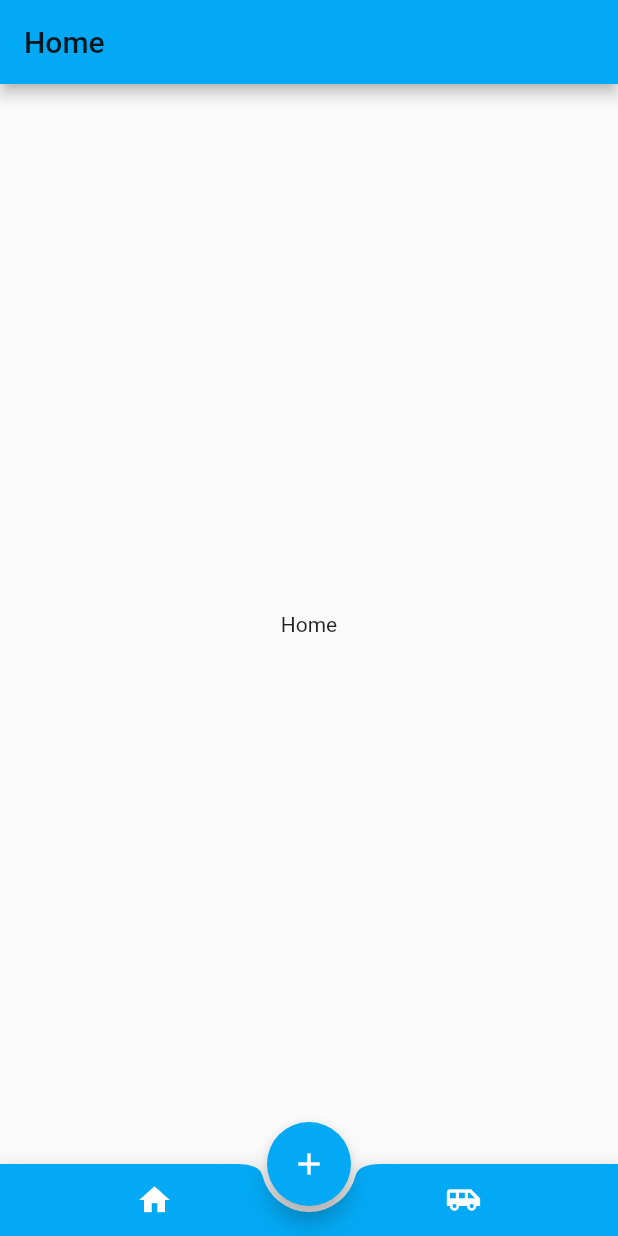
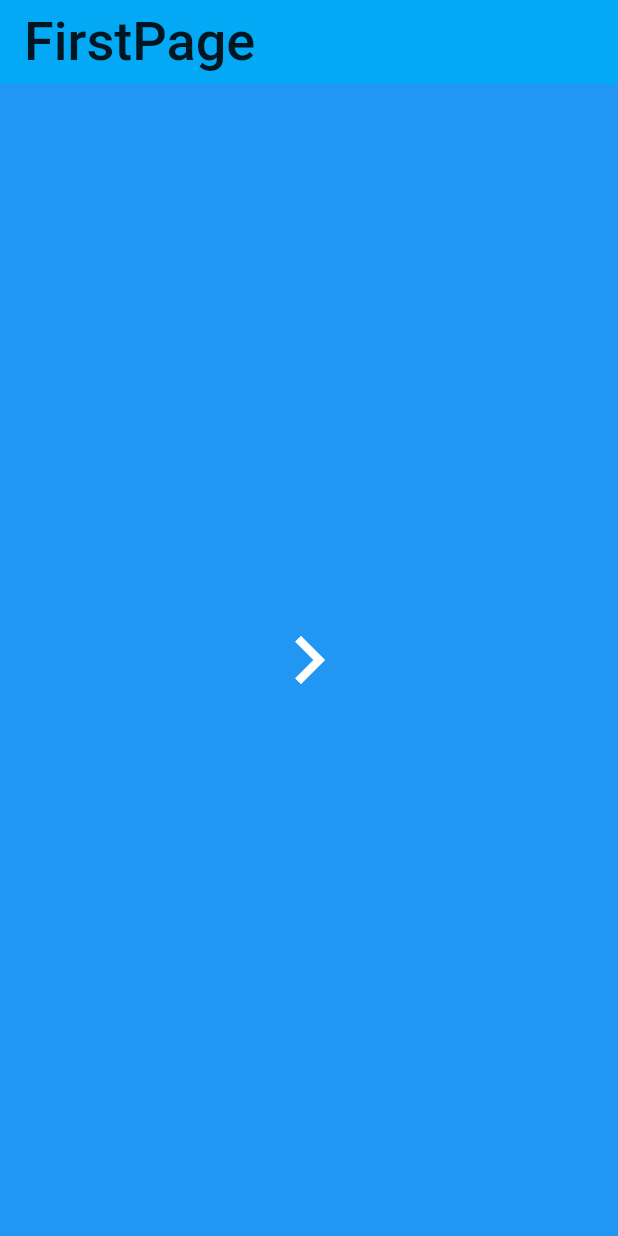
Before and after one commit to zengjunxiang/flutter_demo, a Flutter app: the screen it shows after launch, on a phone screen of 412 x 824 dp. Run offline on Flutter 3.47's test engine with Material 2 defaults, Android fonts, the phone set to English and light mode, and no system bars.

Commit message:
页面跳转是基本的路由效果，没有特效的实现

```diff
--- a/lib/main.dart
+++ b/lib/main.dart
@@ -1,9 +1,10 @@
 import 'package:flutter/material.dart';
-import 'package:flutter_demo/page/bottom/airplaypage.dart';
-import 'package:flutter_demo/page/bottom/categorypage.dart';
-import 'package:flutter_demo/page/bottom/emailpage.dart';
-import 'package:flutter_demo/page/bottom/homepage.dart';
-import 'package:flutter_demo/page/bottom_appbar_demo.dart';
+import 'package:flutter_demo/page/lrregularbuttom/bottom_appbar_demo.dart';
+import 'package:flutter_demo/page/rulebottom/airplaypage.dart';
+import 'package:flutter_demo/page/rulebottom/categorypage.dart';
+import 'package:flutter_demo/page/rulebottom/emailpage.dart';
+import 'package:flutter_demo/page/rulebottom/homepage.dart';
+import 'package:flutter_demo/page/pages.dart';
 
 void main() => runApp(MyApp());
 
@@ -14,7 +15,7 @@ class MyApp extends StatelessWidget {
     return MaterialApp(
       title: '底部导航的制作',
       // home: BottomNaivgationWidget(),
-      home: BottomAppBarDemo(),
+      home: FisrtPage(),
 
       theme: ThemeData(
         primarySwatch: Colors.lightBlue,
--- a/lib/page/bottom_appbar_demo.dart
+++ b/lib/page/lrregularbuttom/bottom_appbar_demo.dart
@@ -1,5 +1,5 @@
 import 'package:flutter/material.dart';
-import 'each_view.dart';
+import 'package:flutter_demo/page/lrregularbuttom/each_view.dart';
 
 
 class BottomAppBarDemo extends StatefulWidget {
--- /dev/null
+++ b/lib/page/pages.dart
@@ -0,0 +1,62 @@
+import 'package:flutter/material.dart';
+
+class FisrtPage extends StatelessWidget{
+
+
+  @override
+  Widget build(BuildContext context) {
+    // TODO: implement build
+    return Scaffold(
+      backgroundColor: Colors.blue,
+
+      appBar: AppBar(
+        title: Text('FirstPage',style: TextStyle(fontSize: 36.0),),
+        elevation: 0.0,
+      ),
+        body:Center(
+          child: MaterialButton(
+            child: Icon(
+              Icons.navigate_next,
+              color:Colors.white,
+              size:64.0,
+            ),
+            onPressed: (){
+              Navigator.of(context).push(
+                  MaterialPageRoute(
+                      builder:(BuildContext context){
+                        return SecondPage();
+                      }));
+            },
+          ),
+        )
+    );
+
+  }
+
+
+}
+
+class SecondPage extends StatelessWidget {
+  @override
+  Widget build(BuildContext context) {
+    return Scaffold(
+        backgroundColor: Colors.pinkAccent,
+        appBar: AppBar(
+          title: Text('SecondPage',style:TextStyle(fontSize:36.0),),
+          backgroundColor: Colors.pinkAccent,
+          leading:Container(),
+          elevation: 0.0,
+        ),
+        body:Center(
+          child: MaterialButton(
+            child: Icon(
+                Icons.navigate_before,
+                color:Colors.white,
+                size:64.0
+            ),
+            onPressed: ()=>Navigator.of(context).pop(),
+          ),
+        )
+    );
+  }
+}
```
Also changed, not shown: lib/page/lrregularbuttom/each_view.dart (renamed from lib/page/each_view.dart), lib/page/rulebottom/airplaypage.dart (renamed from lib/page/bottom/airplaypage.dart), lib/page/rulebottom/categorypage.dart (renamed from lib/page/bottom/categorypage.dart), lib/page/rulebottom/emailpage.dart (renamed from lib/page/bottom/emailpage.dart), lib/page/rulebottom/homepage.dart (renamed from lib/page/bottom/homepage.dart).
